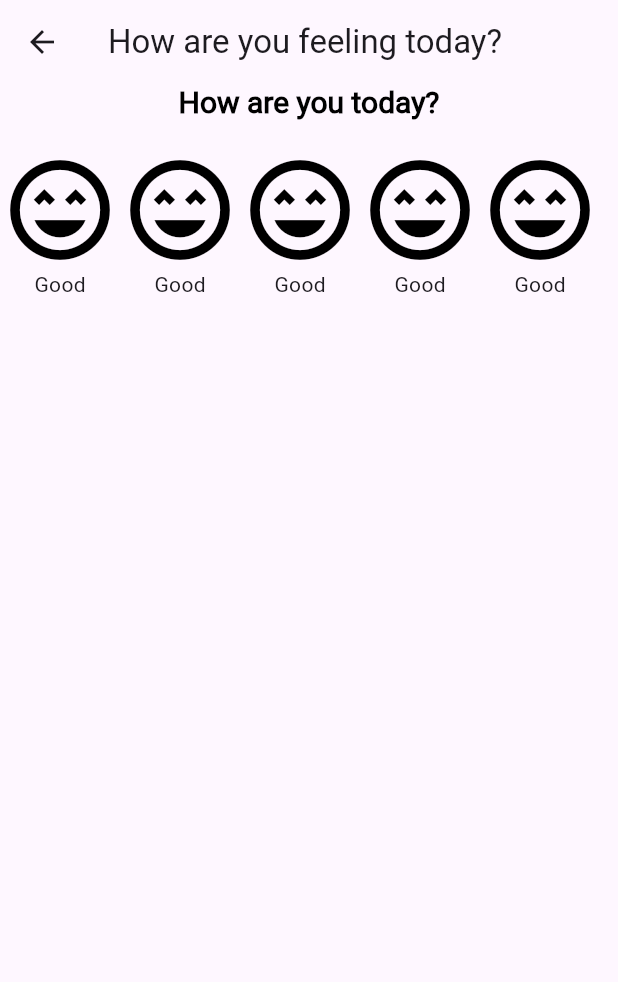
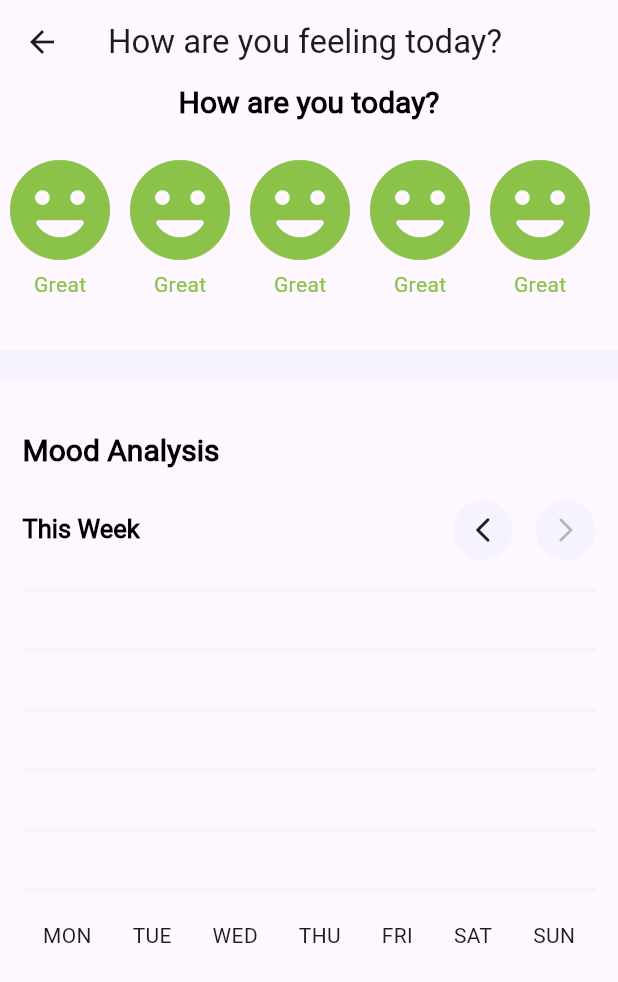
Before and after one commit to kamelmdahduleh/Origin, a Flutter app: the screen it shows after launch, after a tap on "How are you feeling today?", on a phone screen of 412 x 824 dp. Shown: the top 982 px of the screen. Run offline on Flutter 3.47's test engine with Material 2 defaults, Android fonts, the light colour scheme and no system bars; our stand-ins replace awesome_bottom_bar.

Commit message:
16:11 update

```diff
--- a/lib/constants.dart
+++ b/lib/constants.dart
@@ -1,2 +1,3 @@
 const kMyGrey = 0xFFF2F2F2;
 const kMyPurple = 0xFF443A82;
+const kMyDividerColor = 0xEDF5F3FF;
--- a/lib/screens/home_screen.dart
+++ b/lib/screens/home_screen.dart
@@ -3,6 +3,7 @@
 import 'package:flutter/material.dart';
 import 'package:smpa_e_health/constants.dart';
 
+List<String> days = ["MON", "TUE", "WED", "THU", "FRI", "SAT", "SUN"];
 List<Icon> progressIcons = [
   Icon(
     Icons.spa_outlined,
@@ -203,13 +204,114 @@ class HRUPage extends StatelessWidget {
                   crossAxisAlignment: CrossAxisAlignment.center,
                   children: [
                     Icon(
-                      Icons.sentiment_very_satisfied_outlined,
+                      Icons.tag_faces_rounded,
                       size: 80,
-                      color: Colors.black,
+                      color: Colors.lightGreen,
                     ),
-                    Text('Good'),
+                    Text(
+                      'Great',
+                      style: TextStyle(color: Colors.lightGreen),
+                    ),
                   ],
                 ),
+              ),
+            ),
+            Divider(
+              height: 50,
+              thickness: 20,
+              color: Color(kMyDividerColor),
+            ),
+            Container(
+              margin: EdgeInsets.symmetric(horizontal: 15, vertical: 20),
+              alignment: Alignment.centerLeft,
+              child: Column(
+                mainAxisAlignment: MainAxisAlignment.start,
+                crossAxisAlignment: CrossAxisAlignment.start,
+                children: [
+                  Text(
+                    'Mood Analysis',
+                    style: Theme.of(context).textTheme.headlineLarge,
+                  ),
+                  SizedBox(
+                    height: 20,
+                  ),
+                  Row(
+                    mainAxisAlignment: MainAxisAlignment.spaceBetween,
+                    children: [
+                      Text(
+                        'This Week',
+                        style: Theme.of(context).textTheme.headlineSmall,
+                      ),
+                      Row(
+                        children: [
+                          Container(
+                            height: 40,
+                            width: 40,
+                            decoration: BoxDecoration(
+                                borderRadius: BorderRadius.circular(40),
+                                color: Color(kMyDividerColor)),
+                            child: Icon(
+                              Icons.arrow_back_ios_new_rounded,
+                              size: 20,
+                            ),
+                          ),
+                          SizedBox(
+                            width: 15,
+                          ),
+                          Container(
+                            height: 40,
+                            width: 40,
+                            decoration: BoxDecoration(
+                                borderRadius: BorderRadius.circular(40),
+                                color: Color(kMyDividerColor)),
+                            child: Icon(
+                              Icons.arrow_forward_ios_rounded,
+                              color: Colors.black26,
+                              size: 20,
+                            ),
+                          ),
+                        ],
+                      )
+                    ],
+                  ),
+                  ListView.builder(
+                    itemCount: 6,
+                    shrinkWrap: true,
+                    physics: ScrollPhysics(),
+                    itemBuilder: (context, index) {
+                      return Divider(
+                        height: 40,
+                        thickness: 3,
+                        color: Color(kMyDividerColor),
+                      );
+                    },
+                  ),
+                  Container(
+                    height: 20,
+                    // color: Colors.red,
+                    child: Row(
+                      mainAxisAlignment: MainAxisAlignment.spaceAround,
+                      children: [
+                        Text('MON'),
+                        Text('TUE'),
+                        Text('WED'),
+                        Text('THU'),
+                        Text('FRI'),
+                        Text('SAT'),
+                        Text('SUN'),
+                        // ListView.builder(
+                        //   shrinkWrap: true,
+                        //   physics: ScrollPhysics(),
+                        //   itemCount: days.length,
+                        //   scrollDirection: Axis.horizontal,
+                        //   itemBuilder: (context, index) {
+                        //     return Text(days[index]);
+                        //   },
+                        // ),
+                      ],
+                    ),
+                  )
+                ],
               ),
             )
           ],
--- a/lib/screens/mainBody_screen.dart
+++ b/lib/screens/mainBody_screen.dart
@@ -93,6 +93,8 @@ class BodyScreenState extends State<BodyScreen> {
         ),
       ),
       appBar: AppBar(
+        actions: visit == 4 ? [Icon(Icons.edit)] : null,
+        scrolledUnderElevation: 0,
         centerTitle: true,
         elevation: 0,
         iconTheme: IconThemeData(color: Color(kMyPurple)),
```
